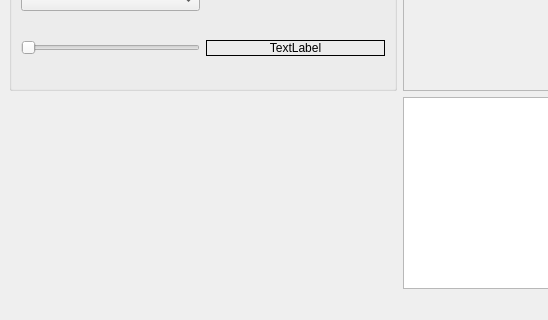
Above: examples/features/jog/jog.ui from jethornton/flexgui before the change; both pictures show x 0 to 548 and y 280 to 600 of the 800 by 600 pixel window. Below: the same form after it.
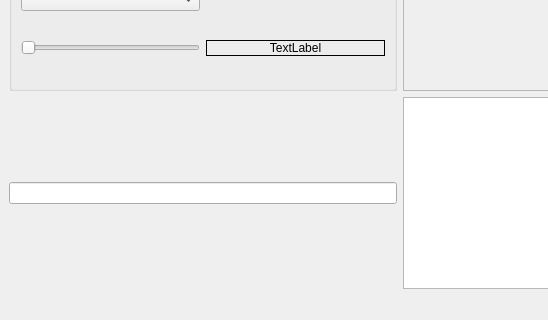
That is the form after the change.

```diff
--- a/examples/features/jog/jog.ui
+++ b/examples/features/jog/jog.ui
@@ -131,6 +131,16 @@
       </property>
      </widget>
     </item>
+    <item row="2" column="0">
+     <widget class="QLineEdit" name="lineEdit">
+      <property name="sizePolicy">
+       <sizepolicy hsizetype="Preferred" vsizetype="Fixed">
+        <horstretch>0</horstretch>
+        <verstretch>0</verstretch>
+       </sizepolicy>
+      </property>
+     </widget>
+    </item>
    </layout>
   </widget>
   <widget class="QMenuBar" name="menubar">
```
Left out of the diff: 2 changed lines with no effect on the pictures.
